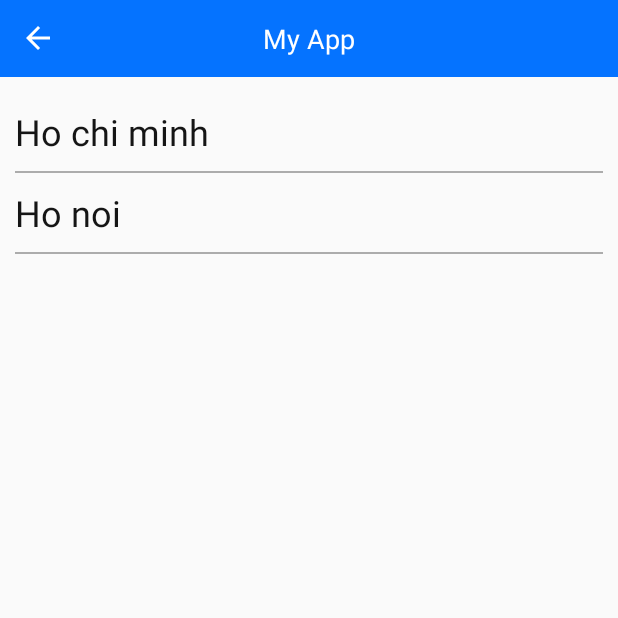
After one commit to vanthongxtt/SeaMarketApp, an Android app: the PurchaseAreaActivity screen opened directly, with no data from a screen before it, on a phone screen of 412 x 824 dp, the top half of it. The commit adds this screen. Run offline under Robolectric (Android 15) with nearby library versions, the phone set to English and light mode, and no system bars.

Commit message:
khu vuc mua hang

```diff
--- a/app/src/main/AndroidManifest.xml
+++ b/app/src/main/AndroidManifest.xml
@@ -14,9 +14,10 @@
         android:roundIcon="@mipmap/ic_launcher_round"
         android:supportsRtl="true"
         android:theme="@style/AppTheme">
-        <activity android:name=".View.Activity.HotActivity"/>
-        <activity android:name=".View.Activity.SellALotActivity"/>
-        <activity android:name=".View.Activity.ImportActivity"/>
+        <activity android:name=".View.Activity.PurchaseAreaActivity"/>
+        <activity android:name=".View.Activity.HotActivity" />
+        <activity android:name=".View.Activity.SellALotActivity" />
+        <activity android:name=".View.Activity.ImportActivity" />
         <activity android:name=".View.Activity.VersionActivity" />
         <activity android:name=".View.Activity.Splash_Activity" />
         <activity android:name=".View.Activity.Forgot_PassWord_Activity" />
--- /dev/null
+++ b/app/src/main/java/com/sefvi/seamarket/Adapter/PurchaseAreaAdapter.java
@@ -0,0 +1,53 @@
+package com.sefvi.seamarket.Adapter;
+
+
+import android.content.Context;
+import android.view.LayoutInflater;
+import android.view.View;
+import android.view.ViewGroup;
+import android.widget.TextView;
+
+import androidx.annotation.NonNull;
+import androidx.recyclerview.widget.RecyclerView;
+
+import com.sefvi.seamarket.Model.PurchaseAreaModel;
+import com.sefvi.seamarket.R;
+
+import java.util.ArrayList;
+
+public class PurchaseAreaAdapter extends RecyclerView.Adapter<PurchaseAreaAdapter.ViewHolder>{
+   ArrayList<PurchaseAreaModel> purchaseAreaModels;
+   Context context;
+
+    public PurchaseAreaAdapter(ArrayList<PurchaseAreaModel> purchaseAreaModels, Context context) {
+        this.purchaseAreaModels = purchaseAreaModels;
+        this.context = context;
+    }
+
+    @NonNull
+    @Override
+    public ViewHolder onCreateViewHolder(@NonNull ViewGroup parent, int viewType) {
+        LayoutInflater layoutInflater = LayoutInflater.from(parent.getContext());
+        View itemView = layoutInflater.inflate(R.layout.custom_purchase_area,parent,false);
+        return new ViewHolder(itemView);
+    }
+
+    @Override
+    public void onBindViewHolder(@NonNull ViewHolder holder, int position) {
+holder.txtaddress.setText(purchaseAreaModels.get(position).getAddress());
+    }
+
+    @Override
+    public int getItemCount() {
+        return purchaseAreaModels.size();
+    }
+
+    public class ViewHolder extends RecyclerView.ViewHolder{
+        TextView txtaddress;
+        public ViewHolder(@NonNull View itemView) {
+            super(itemView);
+            txtaddress = (TextView) itemView.findViewById(R.id.purchasearea_address);
+        }
+    }
+
+}
--- /dev/null
+++ b/app/src/main/java/com/sefvi/seamarket/Model/PurchaseAreaModel.java
@@ -0,0 +1,19 @@
+package com.sefvi.seamarket.Model;
+
+public class PurchaseAreaModel {
+
+    public  String Address;
+
+
+    public PurchaseAreaModel(String address) {
+        Address = address;
+
+    }
+
+    public String getAddress() {
+        return Address;
+    }
+
+
+
+}
--- /dev/null
+++ b/app/src/main/java/com/sefvi/seamarket/View/Activity/PurchaseAreaActivity.java
@@ -0,0 +1,40 @@
+package com.sefvi.seamarket.View.Activity;
+import androidx.appcompat.app.AppCompatActivity;
+import androidx.recyclerview.widget.LinearLayoutManager;
+import androidx.recyclerview.widget.RecyclerView;
+
+import android.os.Bundle;
+
+import com.sefvi.seamarket.Adapter.ProducFishAdapter;
+import com.sefvi.seamarket.Adapter.PurchaseAreaAdapter;
+import com.sefvi.seamarket.Model.ProducFishModel;
+import com.sefvi.seamarket.Model.PurchaseAreaModel;
+import com.sefvi.seamarket.R;
+
+import java.util.ArrayList;
+import java.util.List;
+
+
+public class PurchaseAreaActivity extends AppCompatActivity {
+
+
+
+    @Override
+    protected void onCreate(Bundle savedInstanceState) {
+        super.onCreate(savedInstanceState);
+        setContentView(R.layout.activity_purchase_area);
+        initView();
+
+    }
+    public  void initView (){
+        RecyclerView recyclerView = (RecyclerView) findViewById(R.id.purchasearea_recyclerview);
+        LinearLayoutManager linearLayoutManager = new LinearLayoutManager(getApplicationContext(),LinearLayoutManager.VERTICAL,false);
+        recyclerView.setLayoutManager(linearLayoutManager);
+        ArrayList<PurchaseAreaModel> areaModelArrayList = new ArrayList<>();
+
+        areaModelArrayList.add(new PurchaseAreaModel("Ho chi minh"));
+        areaModelArrayList.add(new PurchaseAreaModel("Ho noi"));
+        PurchaseAreaAdapter purchaseAreaAdapter = new PurchaseAreaAdapter(areaModelArrayList,getApplicationContext());
+        recyclerView.setAdapter(purchaseAreaAdapter);
+    }
+}
--- a/app/src/main/java/com/sefvi/seamarket/View/Activity/RulesActivity.java
+++ b/app/src/main/java/com/sefvi/seamarket/View/Activity/RulesActivity.java
@@ -40,6 +40,7 @@ public class RulesActivity extends AppCompatActivity {
         activity = this;
         progDailog = ProgressDialog.show(activity, "Đang tải","Vui lòng đợi...", true);
         progDailog.setCancelable(false);
+
         webView = (WebView) findViewById(R.id.rules_webview);
         webView.getSettings().setJavaScriptEnabled(true);
         webView.getSettings().setLoadWithOverviewMode(true);
--- a/app/src/main/java/com/sefvi/seamarket/View/Fragment/HomeFragment.java
+++ b/app/src/main/java/com/sefvi/seamarket/View/Fragment/HomeFragment.java
@@ -8,6 +8,7 @@ import android.view.View;
 import android.view.ViewGroup;
 import android.widget.Adapter;
 import android.widget.LinearLayout;
+import android.widget.RelativeLayout;
 
 import androidx.annotation.NonNull;
 import androidx.annotation.Nullable;
@@ -26,6 +27,7 @@ import com.sefvi.seamarket.Model.Home_SaleOff;
 import com.sefvi.seamarket.R;
 import com.sefvi.seamarket.View.Activity.HotActivity;
 import com.sefvi.seamarket.View.Activity.ImportActivity;
+import com.sefvi.seamarket.View.Activity.PurchaseAreaActivity;
 import com.sefvi.seamarket.View.Activity.SellALotActivity;
 import com.sefvi.seamarket.View.Activity.VersionActivity;
 
@@ -37,6 +39,7 @@ import java.util.TimerTask;
 public class HomeFragment extends Fragment {
     RecyclerView combohot,saleoff,suggestion;
     LinearLayout homelnlhot,homelnldiscount,homelnlimport,homelnlsellalot,homelnlbuygroup;
+    RelativeLayout home_rl_gps;
     List<Home_ComboHot> comboHotList;
     List<Home_SaleOff> saleofflist;
     List<String> name;
@@ -135,6 +138,7 @@ public class HomeFragment extends Fragment {
         homelnlimport = v.findViewById(R.id.home_lnl_import);
         homelnlsellalot = v.findViewById(R.id.home_lnl_sellalot);
         homelnlbuygroup = v.findViewById(R.id.home_lnl_buygroup);
+        home_rl_gps = v.findViewById(R.id.home_rl_gps);
 
     }
     private void event (){
@@ -158,6 +162,13 @@ public class HomeFragment extends Fragment {
             @Override
             public void onClick(View view) {
                 Intent intent = new Intent(getActivity(), SellALotActivity.class);
+                startActivity(intent);
+            }
+        });
+        home_rl_gps.setOnClickListener(new View.OnClickListener() {
+            @Override
+            public void onClick(View view) {
+                Intent intent = new Intent(getActivity(), PurchaseAreaActivity.class);
                 startActivity(intent);
             }
         });
--- /dev/null
+++ b/app/src/main/res/layout/activity_purchase_area.xml
@@ -0,0 +1,18 @@
+<?xml version="1.0" encoding="utf-8"?>
+<LinearLayout xmlns:android="http://schemas.android.com/apk/res/android"
+    xmlns:app="http://schemas.android.com/apk/res-auto"
+    xmlns:tools="http://schemas.android.com/tools"
+    android:layout_width="match_parent"
+    android:layout_height="match_parent"
+    android:orientation="vertical"
+    tools:context=".View.Activity.PurchaseAreaActivity">
+    <include layout="@layout/toolbar"/>
+
+    <androidx.recyclerview.widget.RecyclerView
+        android:id="@+id/purchasearea_recyclerview"
+        android:layout_width="match_parent"
+        android:layout_marginTop="10dp"
+        android:layout_height="match_parent">
+    </androidx.recyclerview.widget.RecyclerView>
+
+</LinearLayout>
--- /dev/null
+++ b/app/src/main/res/layout/custom_purchase_area.xml
@@ -0,0 +1,25 @@
+<?xml version="1.0" encoding="utf-8"?>
+<LinearLayout
+    xmlns:android="http://schemas.android.com/apk/res/android"
+    android:layout_marginRight="10dp"
+    android:layout_marginLeft="10dp"
+    android:orientation="vertical"
+    android:layout_width="match_parent"
+    android:layout_height="wrap_content">
+    <TextView
+        android:id="@+id/purchasearea_address"
+        android:layout_width="match_parent"
+        android:layout_height="wrap_content"
+        android:layout_marginTop="10dp"
+        android:layout_marginBottom="10dp"
+        android:textColor="#151515"
+        android:textSize="24sp"
+        android:text="Hồ Chí Minh"/>
+    <View
+        android:layout_width="wrap_content"
+        android:layout_height="1dp"
+        android:background="@color/grey"/>
+
+
+
+</LinearLayout>
--- a/app/src/main/res/layout/fragment_home.xml
+++ b/app/src/main/res/layout/fragment_home.xml
@@ -90,7 +90,7 @@
                     <TextView
                         android:layout_width="match_parent"
                         android:layout_height="wrap_content"
-                        android:text="Tìm kiếm trên SeaMarket"
+                        android:text="@string/Home_text_timkiemtrenseamarket"
                         android:layout_marginLeft="5dp"
                         android:layout_marginTop="5dp"
                         android:layout_marginBottom="5dp"
@@ -143,7 +143,7 @@
                         <TextView
                             android:layout_width="match_parent"
                             android:layout_height="wrap_content"
-                            android:text="Đảm bảo chất lượng"
+                            android:text="@string/home_text_dambaochatluong"
                             android:textSize="12sp" />
                     </LinearLayout>
 
@@ -162,7 +162,7 @@
                         <TextView
                             android:layout_width="match_parent"
                             android:layout_height="wrap_content"
-                            android:text="Giao hàng trong 24h"
+                            android:text="@string/home_text_giaohangtrong24h"
                             android:textSize="12sp" />
                     </LinearLayout>
 
@@ -181,7 +181,7 @@
                         <TextView
                             android:layout_width="wrap_content"
                             android:layout_height="wrap_content"
-                            android:text="Thanh toán COD"
+                            android:text="@string/home_text_thanhtoancod"
                             android:textSize="12sp" />
                     </LinearLayout>
 
--- a/app/src/main/res/values/strings.xml
+++ b/app/src/main/res/values/strings.xml
@@ -1,21 +1,23 @@
 <resources>
     <string name="app_name">SeaMarket</string>
-
     <string name="action_home">Trang chủ</string>
     <string name="action_product">Sản phẩm</string>
     <string name="action_notification">Thông báo</string>
     <string name="action_basket">Giỏ hàng</string>
     <string name="action_personal">Cá Nhân</string>
-<!-- activity đăng kí-->
+    <!-- activity đăng kí-->
     <string name="text_sodienthoai">Số điện thoại</string>
-
-<!--    activity người dùng-->
+    <!--    activity người dùng-->
     <string name="personal_text_diachinhanhang">Địa chỉ nhận hàng</string>
     <string name="personal_text_caidat">Cài đặt</string>
     <string name="personal_text_dieukhoanvachinhsach">Điều khoản &#xFF06; Chính sách</string>
     <string name="personal_text_phienbanungdung">Phiên bản ứng dụng</string>
 
-
+    <!--    activity home-->
+    <string name="home_text_dambaochatluong">Đảm bảo chất lượng</string>
+    <string name="home_text_giaohangtrong24h">Giao hàng trong 24h</string>
+    <string name="home_text_thanhtoancod">Thanh toán COD</string>
+    <string name="Home_text_timkiemtrenseamarket">Tìm kiếm trên Seamarket</string>
 
 
 </resources>
```
Also changed, not shown: 1 other file.
